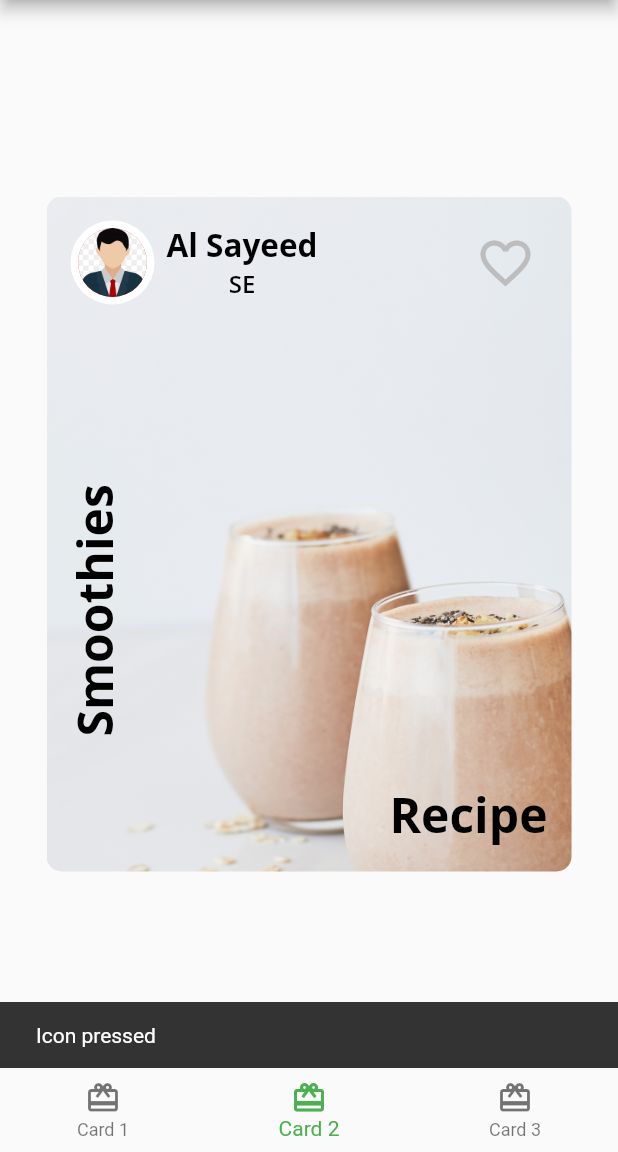
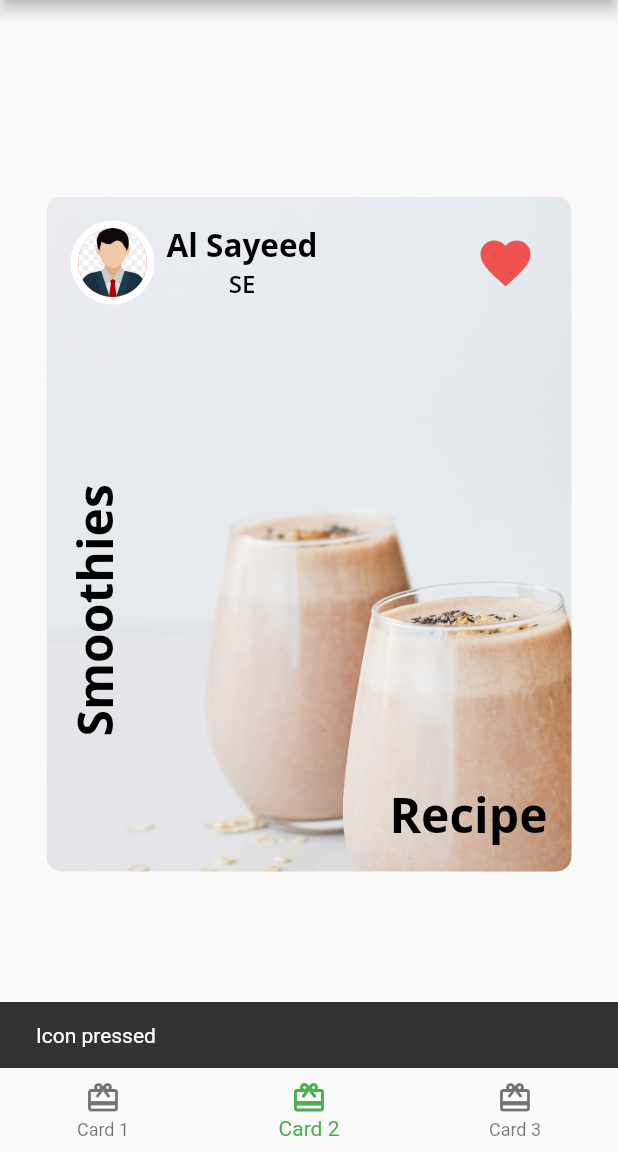
Before and after one commit to alxayeed/fooderlich-2.0, a Flutter app: the screen it shows after launch, item 2 of the bottom bar chosen, after a tap on the "favorite outline" icon, on a phone screen of 412 x 824 dp, the part 84-1236 px from its top. Run offline on Flutter 3.47's test engine with Material 2 defaults, Android fonts, the phone set to English and light mode, and no system bars; our stand-ins replace google_fonts.

Commit message:
authorcard converted to stateful widget

```diff
--- a/lib/author_card.dart
+++ b/lib/author_card.dart
@@ -2,7 +2,7 @@ import 'package:flutter/material.dart';
 import 'package:fooderlich/circle_image.dart';
 import 'package:fooderlich/fooderlich_theme.dart';
 
-class AuthorCard extends StatelessWidget {
+class AuthorCard extends StatefulWidget {
   final String authorName;
   final String title;
   final ImageProvider imageProvider;
@@ -14,6 +14,13 @@ class AuthorCard extends StatelessWidget {
       : super(key: key);
 
   @override
+  State<AuthorCard> createState() => _AuthorCardState();
+}
+
+class _AuthorCardState extends State<AuthorCard> {
+  bool _isFavorited = false;
+
+  @override
   Widget build(BuildContext context) {
     return Container(
       padding: EdgeInsets.all(16),
@@ -23,18 +30,18 @@ class AuthorCard extends StatelessWidget {
           Row(
             children: [
               CircleImage(
-                imageProvider: imageProvider,
+                imageProvider: widget.imageProvider,
                 imageRadius: 28.0,
               ),
               SizedBox(width: 8),
               Column(
                 children: [
                   Text(
-                    authorName,
+                    widget.authorName,
                     style: FooderlichTheme.lightTextTheme.headline2,
                   ),
                   Text(
-                    title,
+                    widget.title,
                     style: FooderlichTheme.lightTextTheme.headline3,
                   ),
                 ],
@@ -42,10 +49,13 @@ class AuthorCard extends StatelessWidget {
             ],
           ),
           IconButton(
-            icon: const Icon(Icons.favorite_border),
+            icon: Icon(_isFavorited ? Icons.favorite : Icons.favorite_border),
             iconSize: 40,
-            color: Colors.grey[400],
+            color: Colors.red[400],
             onPressed: () {
+              setState(() {
+                _isFavorited = !_isFavorited;
+              });
               const snackBar = SnackBar(content: Text("Icon pressed"));
               ScaffoldMessenger.of(context).showSnackBar(snackBar);
             },
```
